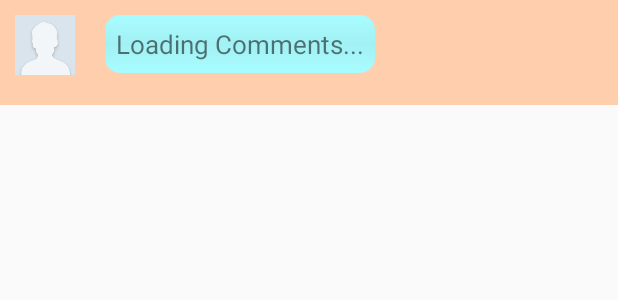
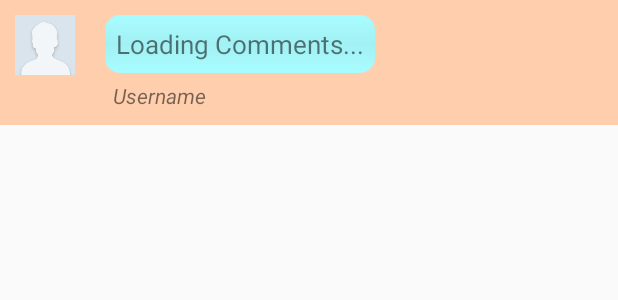
Before and after one commit to Prakhar0409/newApp, an Android app: the layout comment_item.xml on its own in the app's theme, with its tools: preview values and no code run, on a phone screen of 412 x 824 dp. Shown: the top 300 px of the screen. Run offline under Robolectric (Android 15) with nearby library versions, the phone set to English and light mode, and no system bars; network calls fail.

Commit message:
Comment username

```diff
--- a/GRS/app/src/main/res/layout/comment_item.xml
+++ b/GRS/app/src/main/res/layout/comment_item.xml
@@ -24,8 +24,19 @@
         android:textSize="17dp"
         android:padding="7dp"
         android:layout_marginRight="20dp"
-        android:layout_marginBottom="10dp"
+        android:layout_marginBottom="5dp"
         android:background="@drawable/comment_background"
         android:layout_marginLeft="20dp"/>
 
+    <TextView
+        android:id="@+id/username_ci"
+        android:layout_below="@id/text_ci"
+        android:layout_alignLeft="@id/text_ci"
+        android:layout_width="wrap_content"
+        android:layout_height="wrap_content"
+        android:layout_marginLeft="5dp"
+        android:textStyle="italic"
+        android:text="Username"
+        android:layout_marginBottom="10dp"/>
+
 </RelativeLayout>
```
Also changed, not shown: GRS/app/src/main/java/com/prakhar_squared_mayank/grs/StatusDetailActivity.java (+7 -3 lines), GRS/app/src/main/java/com/prakhar_squared_mayank/grs/WallFragment.java (+7 -3 lines).
